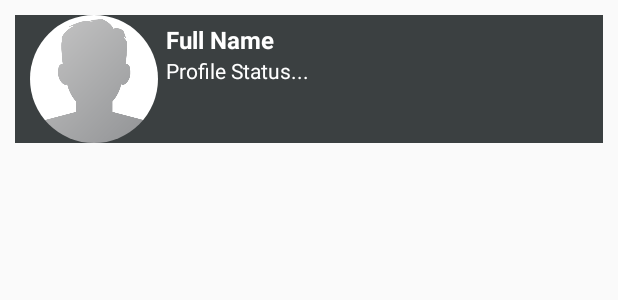
After one commit to ArijitR111Y/VlearnIT, an Android app: the layout all_users_display_layout.xml on its own in the app's theme, with its tools: preview values and no code run, on a phone screen of 412 x 824 dp. The commit adds this screen. Shown: the top 300 px of the screen. Run offline under Robolectric (Android 15) with nearby library versions, the phone set to English and light mode, and no system bars.

Commit message:
Added: Activity and Layout for Finding Friends

```diff
--- a/app/src/main/AndroidManifest.xml
+++ b/app/src/main/AndroidManifest.xml
@@ -15,7 +15,9 @@
         android:roundIcon="@mipmap/ic_launcher_round"
         android:supportsRtl="true"
         android:theme="@style/AppTheme">
-        <activity android:name=".ProfileActivity"></activity>
+        <activity android:name=".FindFriendsActivity"
+            android:parentActivityName=".MainActivity"/>
+        <activity android:name=".ProfileActivity" />
         <activity
             android:name=".SettingsActivity"
             android:parentActivityName=".MainActivity" />
--- /dev/null
+++ b/app/src/main/res/layout/all_users_display_layout.xml
@@ -0,0 +1,42 @@
+<?xml version="1.0" encoding="utf-8"?>
+<LinearLayout xmlns:android="http://schemas.android.com/apk/res/android"
+    android:orientation="horizontal"
+    android:layout_width="match_parent"
+    android:layout_height="wrap_content"
+    android:layout_margin="10dp"
+    android:background="@color/colorProfile">
+
+    <de.hdodenhof.circleimageview.CircleImageView
+        android:id="@+id/allUsersProfileImageView"
+        android:layout_width="85dp"
+        android:layout_height="85dp"
+        android:layout_marginLeft="10dp"
+        android:src="@drawable/profile"/>
+
+    <LinearLayout
+        android:layout_width="match_parent"
+        android:layout_height="wrap_content"
+        android:orientation="vertical"
+        android:layout_margin="5dp">
+
+        <TextView
+            android:id="@+id/allUsersFnameTextView"
+            android:layout_width="match_parent"
+            android:layout_height="wrap_content"
+            android:text="@string/full_name"
+            android:textColor="@android:color/background_light"
+            android:textSize="16sp"
+            android:textStyle="bold"/>
+
+        <TextView
+            android:id="@+id/allUsersStatusTextView"
+            android:layout_width="match_parent"
+            android:layout_height="wrap_content"
+            android:text="@string/profile_status"
+            android:textColor="@android:color/background_light"
+            android:textSize="14sp"/>
+
+
+    </LinearLayout>
+
+</LinearLayout>
```
Also changed, not shown: app/src/main/java/com/royarijit998/vlearnit/FindFriendsActivity.java (added, +22 -0 lines), app/src/main/java/com/royarijit998/vlearnit/MainActivity.java (+6 -1 lines), app/src/main/res/layout/activity_find_friends.xml (added, +64 -0 lines).
